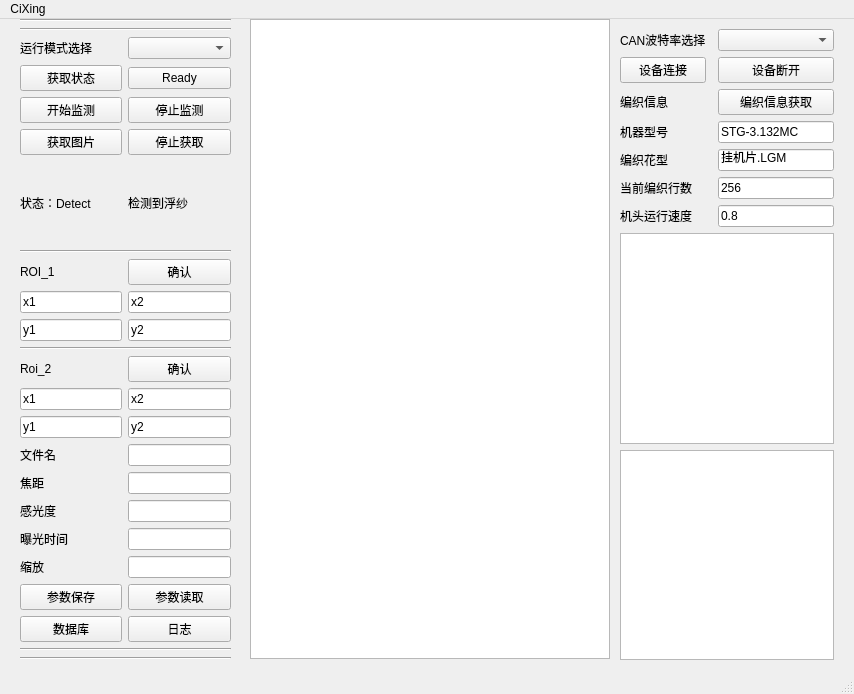
This is candriver_layout.ui in GD-Lws/FloatingYarnDetect_Pycharm as Qt 5 draws it before an edit. The edited form follows.
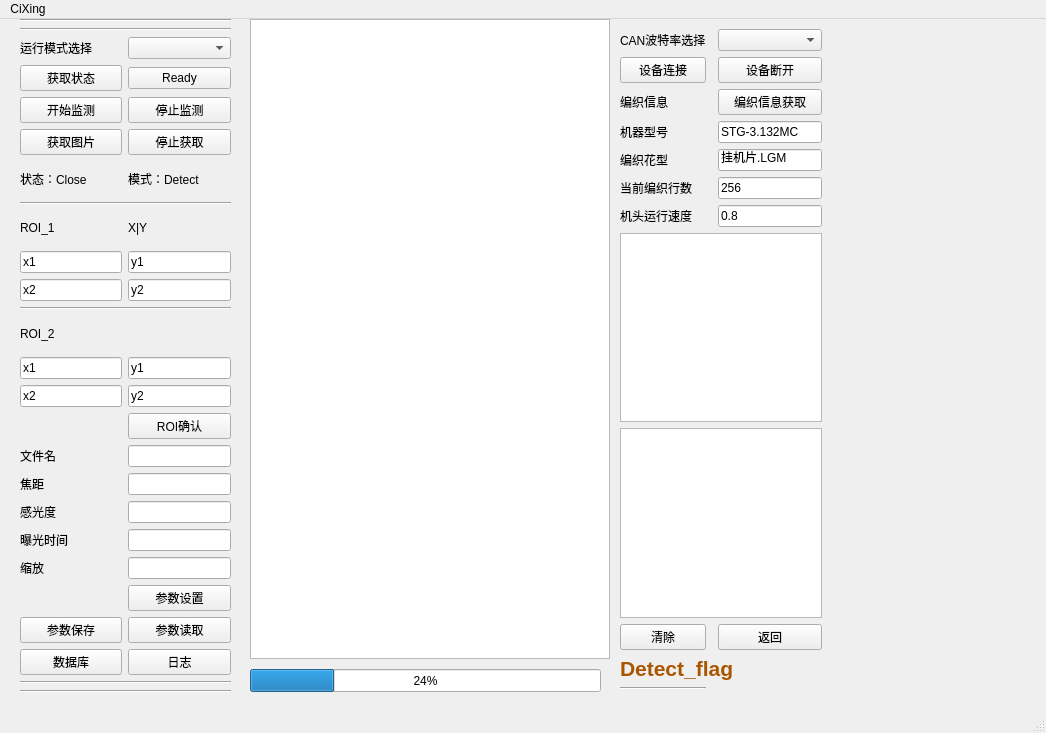
This is the edited form.

What changed in the file:
```diff
--- a/candriver_layout.ui
+++ b/candriver_layout.ui
@@ -6,8 +6,8 @@
    <rect>
     <x>0</x>
     <y>0</y>
-    <width>854</width>
-    <height>694</height>
+    <width>1046</width>
+    <height>733</height>
    </rect>
   </property>
   <property name="windowTitle">
@@ -20,118 +20,20 @@
       <x>20</x>
       <y>0</y>
       <width>211</width>
-      <height>641</height>
+      <height>674</height>
      </rect>
     </property>
     <layout class="QGridLayout" name="gridLayout_2">
-     <item row="18" column="0">
-      <widget class="QLabel" name="label_iso">
-       <property name="text">
-        <string>感光度</string>
-       </property>
-      </widget>
-     </item>
-     <item row="20" column="1">
+     <item row="21" column="1">
       <widget class="QLineEdit" name="edit_par_ZoomRatio"/>
      </item>
-     <item row="9" column="1">
-      <widget class="QPushButton" name="button_roiRange">
-       <property name="maximumSize">
-        <size>
-         <width>16770000</width>
-         <height>16777215</height>
-        </size>
-       </property>
-       <property name="text">
-        <string>确认</string>
-       </property>
-       <property name="default">
-        <bool>false</bool>
-       </property>
-      </widget>
-     </item>
-     <item row="25" column="0" colspan="2">
-      <widget class="Line" name="line_7">
-       <property name="orientation">
-        <enum>Qt::Horizontal</enum>
-       </property>
-      </widget>
-     </item>
-     <item row="23" column="0" colspan="2">
-      <widget class="Line" name="line_6">
-       <property name="orientation">
-        <enum>Qt::Horizontal</enum>
-       </property>
-      </widget>
-     </item>
-     <item row="4" column="0">
-      <widget class="QPushButton" name="button_GetStatus">
-       <property name="text">
-        <string>获取状态</string>
-       </property>
-       <property name="default">
-        <bool>false</bool>
-       </property>
-      </widget>
-     </item>
-     <item row="2" column="0" colspan="2">
-      <widget class="Line" name="line_5">
-       <property name="orientation">
-        <enum>Qt::Horizontal</enum>
-       </property>
-      </widget>
-     </item>
-     <item row="19" column="0">
-      <widget class="QLabel" name="label_exposureTime">
-       <property name="text">
-        <string>曝光时间</string>
-       </property>
-      </widget>
-     </item>
-     <item row="15" column="0">
-      <widget class="QLineEdit" name="edit_roiRange2_y1">
-       <property name="text">
-        <string>y1</string>
-       </property>
-      </widget>
-     </item>
-     <item row="16" column="1">
+     <item row="17" column="1">
       <widget class="QLineEdit" name="edit_par_FileName"/>
      </item>
-     <item row="22" column="1">
-      <widget class="QPushButton" name="button_Log">
-       <property name="maximumSize">
-        <size>
-         <width>16770000</width>
-         <height>16777215</height>
-        </size>
-       </property>
-       <property name="text">
-        <string>日志</string>
-       </property>
-       <property name="default">
-        <bool>false</bool>
-       </property>
-      </widget>
-     </item>
-     <item row="20" column="0">
-      <widget class="QLabel" name="label_zoomRatio">
-       <property name="text">
-        <string>缩放</string>
-       </property>
-      </widget>
-     </item>
-     <item row="10" column="1">
-      <widget class="QLineEdit" name="edit_roiRange1_x2">
-       <property name="text">
-        <string>x2</string>
-       </property>
-      </widget>
-     </item>
-     <item row="14" column="0">
-      <widget class="QLineEdit" name="edit_roiRange2_x1">
-       <property name="text">
-        <string>x1</string>
+     <item row="0" column="0" colspan="2">
+      <widget class="Line" name="line_9">
+       <property name="orientation">
+        <enum>Qt::Horizontal</enum>
        </property>
       </widget>
      </item>
@@ -151,55 +53,20 @@
        </property>
       </widget>
      </item>
-     <item row="13" column="0">
-      <widget class="QLabel" name="label_roirange_2">
-       <property name="text">
-        <string>Roi_2</string>
-       </property>
-      </widget>
-     </item>
-     <item row="15" column="1">
-      <widget class="QLineEdit" name="edit_roiRange2_y2">
-       <property name="text">
-        <string>y2</string>
-       </property>
-      </widget>
-     </item>
-     <item row="14" column="1">
-      <widget class="QLineEdit" name="edit_roiRange2_x2">
-       <property name="text">
-        <string>x2</string>
-       </property>
-      </widget>
-     </item>
-     <item row="16" column="0">
-      <widget class="QLabel" name="label_filename">
-       <property name="text">
-        <string>文件名</string>
-       </property>
-      </widget>
-     </item>
      <item row="3" column="1">
       <widget class="QComboBox" name="comboBox_ModeSelect"/>
      </item>
-     <item row="11" column="1">
-      <widget class="QLineEdit" name="edit_roiRange1_y2">
+     <item row="10" column="1">
+      <widget class="QLineEdit" name="edit_roiRange1_y1">
        <property name="text">
-        <string>y2</string>
+        <string>y1</string>
        </property>
       </widget>
      </item>
-     <item row="3" column="0">
-      <widget class="QLabel" name="label_mode_select">
-       <property name="text">
-        <string>运行模式选择</string>
-       </property>
-      </widget>
+     <item row="20" column="1">
+      <widget class="QLineEdit" name="edit_par_ExposureTime"/>
      </item>
-     <item row="17" column="1">
-      <widget class="QLineEdit" name="edit_par_focusDis"/>
-     </item>
-     <item row="21" column="0">
+     <item row="23" column="0">
       <widget class="QPushButton" name="button_parSave">
        <property name="maximumSize">
         <size>
@@ -215,35 +82,6 @@
        </property>
       </widget>
      </item>
-     <item row="18" column="1">
-      <widget class="QLineEdit" name="edit_par_ISO"/>
-     </item>
-     <item row="22" column="0">
-      <widget class="QPushButton" name="button_SQLShow">
-       <property name="maximumSize">
-        <size>
-         <width>16770000</width>
-         <height>16777215</height>
-        </size>
-       </property>
-       <property name="text">
-        <string>数据库</string>
-       </property>
-       <property name="default">
-        <bool>false</bool>
-       </property>
-      </widget>
-     </item>
-     <item row="12" column="0" colspan="2">
-      <widget class="Line" name="line_4">
-       <property name="orientation">
-        <enum>Qt::Horizontal</enum>
-       </property>
-      </widget>
-     </item>
-     <item row="19" column="1">
-      <widget class="QLineEdit" name="edit_par_ExposureTime"/>
-     </item>
      <item row="8" column="0" colspan="2">
       <widget class="Line" name="line">
        <property name="orientation">
@@ -251,38 +89,50 @@
        </property>
       </widget>
      </item>
-     <item row="21" column="1">
-      <widget class="QPushButton" name="button_parReload">
-       <property name="maximumSize">
-        <size>
-         <width>16770000</width>
-         <height>16777215</height>
-        </size>
-       </property>
+     <item row="15" column="1">
+      <widget class="QLineEdit" name="edit_roiRange2_y2">
        <property name="text">
-        <string>参数读取</string>
+        <string>y2</string>
        </property>
-       <property name="default">
-        <bool>false</bool>
+      </widget>
+     </item>
+     <item row="12" column="0" colspan="2">
+      <widget class="Line" name="line_4">
+       <property name="orientation">
+        <enum>Qt::Horizontal</enum>
        </property>
       </widget>
      </item>
-     <item row="17" column="0">
+     <item row="15" column="0">
+      <widget class="QLineEdit" name="edit_roiRange2_x2">
+       <property name="text">
+        <string>x2</string>
+       </property>
+      </widget>
+     </item>
+     <item row="18" column="0">
       <widget class="QLabel" name="label_foucusdistance">
        <property name="text">
         <string>焦距</string>
        </property>
       </widget>
      </item>
-     <item row="0" column="0" colspan="2">
-      <widget class="Line" name="line_9">
-       <property name="orientation">
-        <enum>Qt::Horizontal</enum>
+     <item row="14" column="0">
+      <widget class="QLineEdit" name="edit_roiRange2_x1">
+       <property name="text">
+        <string>x1</string>
        </property>
       </widget>
      </item>
-     <item row="13" column="1">
-      <widget class="QPushButton" name="button_roiRange_2">
+     <item row="21" column="0">
+      <widget class="QLabel" name="label_zoomRatio">
+       <property name="text">
+        <string>缩放</string>
+       </property>
+      </widget>
+     </item>
+     <item row="23" column="1">
+      <widget class="QPushButton" name="button_parReload">
        <property name="maximumSize">
         <size>
          <width>16770000</width>
@@ -290,13 +140,33 @@
         </size>
        </property>
        <property name="text">
-        <string>确认</string>
+        <string>参数读取</string>
        </property>
        <property name="default">
         <bool>false</bool>
        </property>
       </widget>
      </item>
+     <item row="4" column="0">
+      <widget class="QPushButton" name="button_GetStatus">
+       <property name="text">
+        <string>获取状态</string>
+       </property>
+       <property name="default">
+        <bool>false</bool>
+       </property>
+      </widget>
+     </item>
+     <item row="19" column="1">
+      <widget class="QLineEdit" name="edit_par_ISO"/>
+     </item>
+     <item row="3" column="0">
+      <widget class="QLabel" name="label_mode_select">
+       <property name="text">
+        <string>运行模式选择</string>
+       </property>
+      </widget>
+     </item>
      <item row="5" column="1">
       <widget class="QPushButton" name="button_stopDetect">
        <property name="maximumSize">
@@ -320,17 +190,100 @@
        </property>
       </widget>
      </item>
-     <item row="11" column="0">
-      <widget class="QLineEdit" name="edit_roiRange1_y1">
+     <item row="24" column="0">
+      <widget class="QPushButton" name="button_SQLShow">
+       <property name="maximumSize">
+        <size>
+         <width>16770000</width>
+         <height>16777215</height>
+        </size>
+       </property>
        <property name="text">
-        <string>y1</string>
+        <string>数据库</string>
        </property>
+       <property name="default">
+        <bool>false</bool>
+       </property>
       </widget>
      </item>
-     <item row="10" column="0">
-      <widget class="QLineEdit" name="edit_roiRange1_x1">
+     <item row="24" column="1">
+      <widget class="QPushButton" name="button_Log">
+       <property name="maximumSize">
+        <size>
+         <width>16770000</width>
+         <height>16777215</height>
+        </size>
+       </property>
        <property name="text">
-        <string>x1</string>
+        <string>日志</string>
+       </property>
+       <property name="default">
+        <bool>false</bool>
+       </property>
+      </widget>
+     </item>
+     <item row="2" column="0" colspan="2">
+      <widget class="Line" name="line_5">
+       <property name="orientation">
+        <enum>Qt::Horizontal</enum>
+       </property>
+      </widget>
+     </item>
+     <item row="25" column="0" colspan="2">
+      <widget class="Line" name="line_6">
+       <property name="orientation">
+        <enum>Qt::Horizontal</enum>
+       </property>
+      </widget>
+     </item>
+     <item row="20" column="0">
+      <widget class="QLabel" name="label_exposureTime">
+       <property name="text">
+        <string>曝光时间</string>
+       </property>
+      </widget>
+     </item>
+     <item row="11" column="1">
+      <widget class="QLineEdit" name="edit_roiRange1_y2">
+       <property name="text">
+        <string>y2</string>
+       </property>
+      </widget>
+     </item>
+     <item row="19" column="0">
+      <widget class="QLabel" name="label_iso">
+       <property name="text">
+        <string>感光度</string>
+       </property>
+      </widget>
+     </item>
+     <item row="17" column="0">
+      <widget class="QLabel" name="label_filename">
+       <property name="text">
+        <string>文件名</string>
+       </property>
+      </widget>
+     </item>
+     <item row="22" column="1">
+      <widget class="QPushButton" name="button_parSet">
+       <property name="maximumSize">
+        <size>
+         <width>16770000</width>
+         <height>16777215</height>
+        </size>
+       </property>
+       <property name="text">
+        <string>参数设置</string>
+       </property>
+       <property name="default">
+        <bool>false</bool>
+       </property>
+      </widget>
+     </item>
+     <item row="7" column="0">
+      <widget class="QLabel" name="label_stateshow">
+       <property name="text">
+        <string>状态：Close</string>
        </property>
       </widget>
      </item>
@@ -344,13 +297,10 @@
        </property>
       </widget>
      </item>
-     <item row="6" column="1">
-      <widget class="QPushButton" name="button_ImageStop">
+     <item row="7" column="1">
+      <widget class="QLabel" name="label_operatemode">
        <property name="text">
-        <string>停止获取</string>
-       </property>
-       <property name="default">
-        <bool>false</bool>
+        <string>模式：Detect</string>
        </property>
       </widget>
      </item>
@@ -364,17 +314,74 @@
        </property>
       </widget>
      </item>
-     <item row="7" column="0">
+     <item row="10" column="0">
+      <widget class="QLineEdit" name="edit_roiRange1_x1">
+       <property name="text">
+        <string>x1</string>
+       </property>
+      </widget>
+     </item>
+     <item row="6" column="1">
+      <widget class="QPushButton" name="button_ImageStop">
+       <property name="text">
+        <string>停止获取</string>
+       </property>
+       <property name="default">
+        <bool>false</bool>
+       </property>
+      </widget>
+     </item>
+     <item row="18" column="1">
+      <widget class="QLineEdit" name="edit_par_focusDis"/>
+     </item>
+     <item row="27" column="0" colspan="2">
+      <widget class="Line" name="line_7">
+       <property name="orientation">
+        <enum>Qt::Horizontal</enum>
+       </property>
+      </widget>
+     </item>
+     <item row="16" column="1">
+      <widget class="QPushButton" name="button_roiRange">
+       <property name="maximumSize">
+        <size>
+         <width>16770000</width>
+         <height>16777215</height>
+        </size>
+       </property>
+       <property name="text">
+        <string>ROI确认</string>
+       </property>
+       <property name="default">
+        <bool>false</bool>
+       </property>
+      </widget>
+     </item>
+     <item row="9" column="1">
       <widget class="QLabel" name="label_roirange_4">
        <property name="text">
-        <string>状态：Detect</string>
+        <string>X|Y</string>
        </property>
       </widget>
      </item>
-     <item row="7" column="1">
-      <widget class="QLabel" name="label_roirange_5">
+     <item row="11" column="0">
+      <widget class="QLineEdit" name="edit_roiRange1_x2">
        <property name="text">
-        <string>检测到浮纱</string>
+        <string>x2</string>
+       </property>
+      </widget>
+     </item>
+     <item row="13" column="0" colspan="2">
+      <widget class="QLabel" name="label_roirange_2">
+       <property name="text">
+        <string>ROI_2</string>
+       </property>
+      </widget>
+     </item>
+     <item row="14" column="1">
+      <widget class="QLineEdit" name="edit_roiRange2_y1">
+       <property name="text">
+        <string>y1</string>
        </property>
       </widget>
      </item>
@@ -395,93 +402,32 @@
      <rect>
       <x>620</x>
       <y>10</y>
-      <width>214</width>
-      <height>631</height>
+      <width>202</width>
+      <height>661</height>
      </rect>
     </property>
     <layout class="QGridLayout" name="gridLayout">
-     <item row="5" column="3">
-      <widget class="QLineEdit" name="edit_knit_roll">
-       <property name="text">
-        <string>256</string>
-       </property>
-      </widget>
-     </item>
-     <item row="5" column="1">
-      <widget class="QLabel" name="label_roirange_7">
-       <property name="text">
-        <string>当前编织行数</string>
-       </property>
-      </widget>
-     </item>
-     <item row="2" column="1">
-      <widget class="QLabel" name="label_mode_select_2">
-       <property name="text">
-        <string>编织信息</string>
-       </property>
-      </widget>
-     </item>
-     <item row="1" column="1">
-      <widget class="QPushButton" name="button_driver_connect">
-       <property name="text">
-        <string>设备连接</string>
-       </property>
-       <property name="default">
-        <bool>false</bool>
-       </property>
-      </widget>
-     </item>
      <item row="6" column="3">
-      <widget class="QLineEdit" name="edit_roiRange1_y2_2">
+      <widget class="QLineEdit" name="edit_mechine_vel_info">
        <property name="text">
         <string>0.8</string>
        </property>
       </widget>
      </item>
-     <item row="1" column="3">
-      <widget class="QPushButton" name="button_driver_disconnect">
+     <item row="0" column="1">
+      <widget class="QLabel" name="label_baudRate">
        <property name="text">
-        <string>设备断开</string>
-       </property>
-       <property name="default">
-        <bool>false</bool>
-       </property>
-      </widget>
-     </item>
-     <item row="0" column="3">
-      <widget class="QComboBox" name="comboBox_baudRate"/>
-     </item>
-     <item row="6" column="1">
-      <widget class="QLabel" name="label_roirange_8">
-       <property name="text">
-        <string>机头运行速度</string>
-       </property>
-      </widget>
-     </item>
-     <item row="2" column="3">
-      <widget class="QPushButton" name="button_knit_info">
-       <property name="text">
-        <string>编织信息获取</string>
-       </property>
-       <property name="default">
-        <bool>false</bool>
+        <string>CAN波特率选择</string>
        </property>
       </widget>
      </item>
      <item row="3" column="3">
-      <widget class="QLineEdit" name="edit_machine_vel_info">
+      <widget class="QLineEdit" name="edit_machine_info">
        <property name="text">
         <string>STG-3.132MC</string>
        </property>
       </widget>
      </item>
-     <item row="4" column="1">
-      <widget class="QLabel" name="label_roirange_6">
-       <property name="text">
-        <string>编织花型</string>
-       </property>
-      </widget>
-     </item>
      <item row="3" column="1">
       <widget class="QLabel" name="label_roirange_3">
        <property name="text">
@@ -489,6 +435,22 @@
        </property>
       </widget>
      </item>
+     <item row="2" column="3">
+      <widget class="QPushButton" name="button_knit_info">
+       <property name="text">
+        <string>编织信息获取</string>
+       </property>
+       <property name="default">
+        <bool>false</bool>
+       </property>
+      </widget>
+     </item>
+     <item row="0" column="3">
+      <widget class="QComboBox" name="comboBox_baudRate"/>
+     </item>
+     <item row="7" column="1" colspan="3">
+      <widget class="QListWidget" name="listWidget_rec"/>
+     </item>
      <item row="4" column="3">
       <widget class="QLineEdit" name="edit_knit_file_info">
        <property name="text">
@@ -496,21 +458,128 @@
        </property>
       </widget>
      </item>
-     <item row="0" column="1">
-      <widget class="QLabel" name="label_baudRate">
+     <item row="5" column="3">
+      <widget class="QLineEdit" name="edit_knit_row">
        <property name="text">
-        <string>CAN波特率选择</string>
+        <string>256</string>
        </property>
       </widget>
      </item>
-     <item row="7" column="1" colspan="3">
-      <widget class="QListWidget" name="listWidget_rec"/>
+     <item row="9" column="1">
+      <widget class="QPushButton" name="button_Log_2">
+       <property name="maximumSize">
+        <size>
+         <width>16770000</width>
+         <height>16777215</height>
+        </size>
+       </property>
+       <property name="text">
+        <string>清除</string>
+       </property>
+       <property name="default">
+        <bool>false</bool>
+       </property>
+      </widget>
      </item>
      <item row="8" column="1" colspan="3">
       <widget class="QListWidget" name="listWidget_log"/>
      </item>
+     <item row="6" column="1">
+      <widget class="QLabel" name="label_roirange_8">
+       <property name="text">
+        <string>机头运行速度</string>
+       </property>
+      </widget>
+     </item>
+     <item row="1" column="3">
+      <widget class="QPushButton" name="button_driver_disconnect">
+       <property name="text">
+        <string>设备断开</string>
+       </property>
+       <property name="default">
+        <bool>false</bool>
+       </property>
+      </widget>
+     </item>
+     <item row="1" column="1">
+      <widget class="QPushButton" name="button_driver_connect">
+       <property name="text">
+        <string>设备连接</string>
+       </property>
+       <property name="default">
+        <bool>false</bool>
+       </property>
+      </widget>
+     </item>
+     <item row="4" column="1">
+      <widget class="QLabel" name="label_roirange_6">
+       <property name="text">
+        <string>编织花型</string>
+       </property>
+      </widget>
+     </item>
+     <item row="5" column="1">
+      <widget class="QLabel" name="label_roirange_7">
+       <property name="text">
+        <string>当前编织行数</string>
+       </property>
+      </widget>
+     </item>
+     <item row="9" column="3">
+      <widget class="QPushButton" name="button_Log_3">
+       <property name="maximumSize">
+        <size>
+         <width>16770000</width>
+         <height>16777215</height>
+        </size>
+       </property>
+       <property name="text">
+        <string>返回</string>
+       </property>
+       <property name="default">
+        <bool>false</bool>
+       </property>
+      </widget>
+     </item>
+     <item row="2" column="1">
+      <widget class="QLabel" name="label_mode_select_2">
+       <property name="text">
+        <string>编织信息</string>
+       </property>
+      </widget>
+     </item>
+     <item row="10" column="1" colspan="3">
+      <widget class="QLabel" name="label_detect_flag">
+       <property name="toolTip">
+        <string>&lt;html&gt;&lt;head/&gt;&lt;body&gt;&lt;p&gt;&lt;span style=&quot; font-size:14pt;&quot;&gt;No Detect&lt;/span&gt;&lt;/p&gt;&lt;p&gt;&lt;br/&gt;&lt;/p&gt;&lt;/body&gt;&lt;/html&gt;</string>
+       </property>
+       <property name="text">
+        <string>&lt;html&gt;&lt;head/&gt;&lt;body&gt;&lt;p&gt;&lt;span style=&quot; font-size:16pt; font-weight:600; color:#aa5500;&quot;&gt;Detect_flag&lt;/span&gt;&lt;/p&gt;&lt;/body&gt;&lt;/html&gt;</string>
+       </property>
+      </widget>
+     </item>
+     <item row="11" column="1">
+      <widget class="Line" name="line_8">
+       <property name="orientation">
+        <enum>Qt::Horizontal</enum>
+       </property>
+      </widget>
+     </item>
     </layout>
    </widget>
+   <widget class="QProgressBar" name="progressBar_piccture">
+    <property name="geometry">
+     <rect>
+      <x>250</x>
+      <y>650</y>
+      <width>351</width>
+      <height>23</height>
+     </rect>
+    </property>
+    <property name="value">
+     <number>24</number>
+    </property>
+   </widget>
   </widget>
   <widget class="QStatusBar" name="statusbar"/>
   <widget class="QMenuBar" name="menubar">
@@ -518,8 +587,8 @@
     <rect>
      <x>0</x>
      <y>0</y>
-     <width>854</width>
-     <height>26</height>
+     <width>1046</width>
+     <height>23</height>
     </rect>
    </property>
    <widget class="QMenu" name="menu">
```
